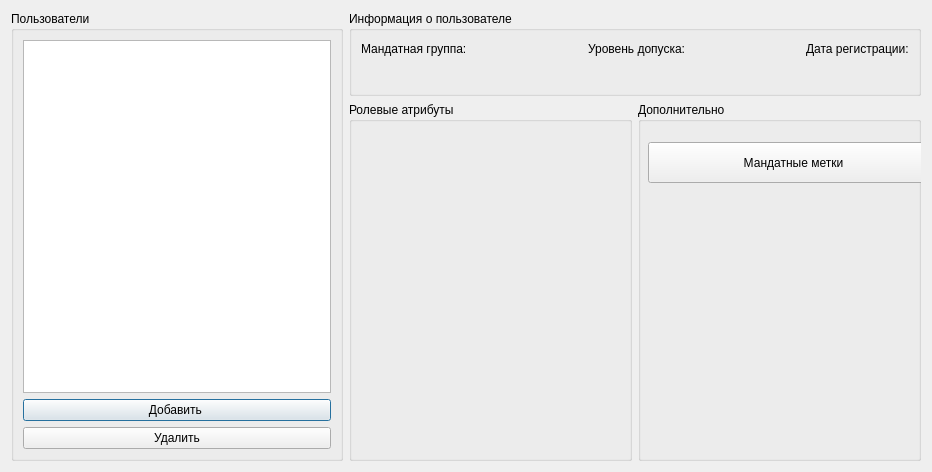
This is users.ui in MikhailBersenev/BuksanSpy as Qt 5 draws it before an edit. The edited form follows.
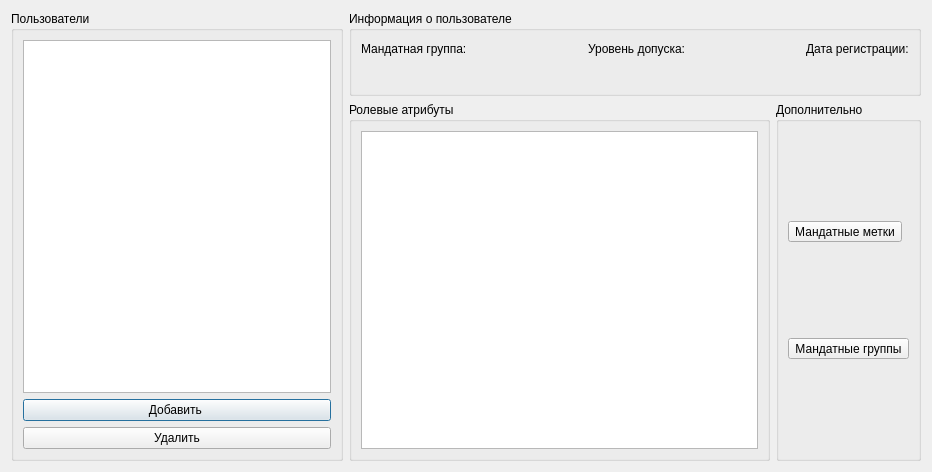
This is the edited form. Icons and pictures are not drawn.

Diff of the .ui file:
```diff
--- a/users.ui
+++ b/users.ui
@@ -153,31 +153,12 @@
         </property>
        </spacer>
       </item>
-     </layout>
-    </widget>
-   </item>
-   <item row="1" column="1">
-    <widget class="QGroupBox" name="RoleAtributes_groupBox">
-     <property name="title">
-      <string>Ролевые атрибуты</string>
-     </property>
-     <layout class="QVBoxLayout" name="verticalLayout">
-      <item>
-       <layout class="QVBoxLayout" name="RoleAtr_Layout">
-        <item>
-         <spacer name="verticalSpacer">
-          <property name="orientation">
-           <enum>Qt::Vertical</enum>
-          </property>
-          <property name="sizeHint" stdset="0">
-           <size>
-            <width>20</width>
-            <height>40</height>
-           </size>
-          </property>
-         </spacer>
-        </item>
-       </layout>
+      <item row="1" column="0">
+       <widget class="QLabel" name="mandatorygroup_label_2">
+        <property name="text">
+         <string/>
+        </property>
+       </widget>
       </item>
      </layout>
     </widget>
@@ -187,19 +168,59 @@
      <property name="title">
       <string>Дополнительно</string>
      </property>
-     <widget class="QToolButton" name="MandatoryMarksEditor_toolButton">
-      <property name="geometry">
-       <rect>
-        <x>10</x>
-        <y>40</y>
-        <width>291</width>
-        <height>41</height>
-       </rect>
-      </property>
-      <property name="text">
-       <string>Мандатные метки</string>
-      </property>
-     </widget>
+     <layout class="QVBoxLayout" name="verticalLayout">
+      <item>
+       <widget class="QToolButton" name="MandatoryMarksEditor_toolButton">
+        <property name="autoFillBackground">
+         <bool>false</bool>
+        </property>
+        <property name="inputMethodHints">
+         <set>Qt::ImhNone</set>
+        </property>
+        <property name="text">
+         <string>Мандатные метки</string>
+        </property>
+        <property name="icon">
+         <iconset>
+          <normaloff>../Загрузки/key.png</normaloff>../Загрузки/key.png</iconset>
+        </property>
+        <property name="iconSize">
+         <size>
+          <width>128</width>
+          <height>128</height>
+         </size>
+        </property>
+        <property name="checkable">
+         <bool>false</bool>
+        </property>
+        <property name="toolButtonStyle">
+         <enum>Qt::ToolButtonTextBesideIcon</enum>
+        </property>
+       </widget>
+      </item>
+      <item>
+       <widget class="QToolButton" name="MandatoryGroupsEditor_toolButton">
+        <property name="text">
+         <string>Мандатные группы</string>
+        </property>
+        <property name="toolButtonStyle">
+         <enum>Qt::ToolButtonTextBesideIcon</enum>
+        </property>
+       </widget>
+      </item>
+     </layout>
+    </widget>
+   </item>
+   <item row="1" column="1">
+    <widget class="QGroupBox" name="RoleAtributes_groupBox">
+     <property name="title">
+      <string>Ролевые атрибуты</string>
+     </property>
+     <layout class="QVBoxLayout" name="verticalLayout_2">
+      <item>
+       <widget class="QListWidget" name="RoleAtributes_listWidget"/>
+      </item>
+     </layout>
     </widget>
    </item>
   </layout>
```
Left out of the diff: 7 changed lines with no effect on the pictures.
